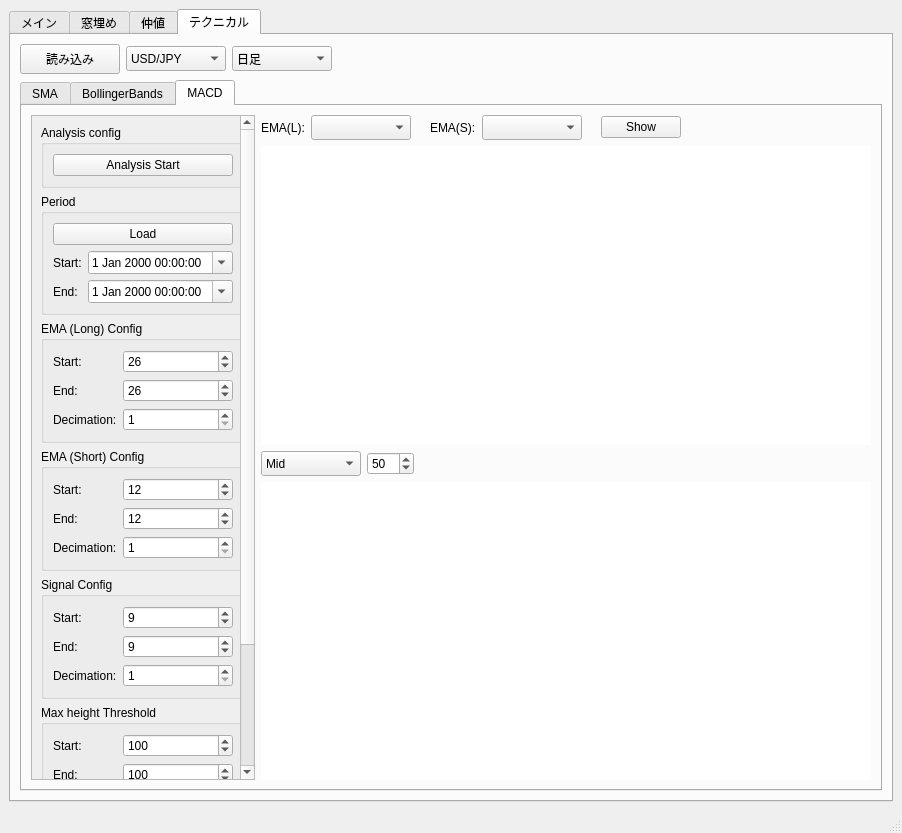
Old version of the form trade_monitor/trade_monitor/gui_monitor.ui in the repository takkin-takilog/namake-trader.
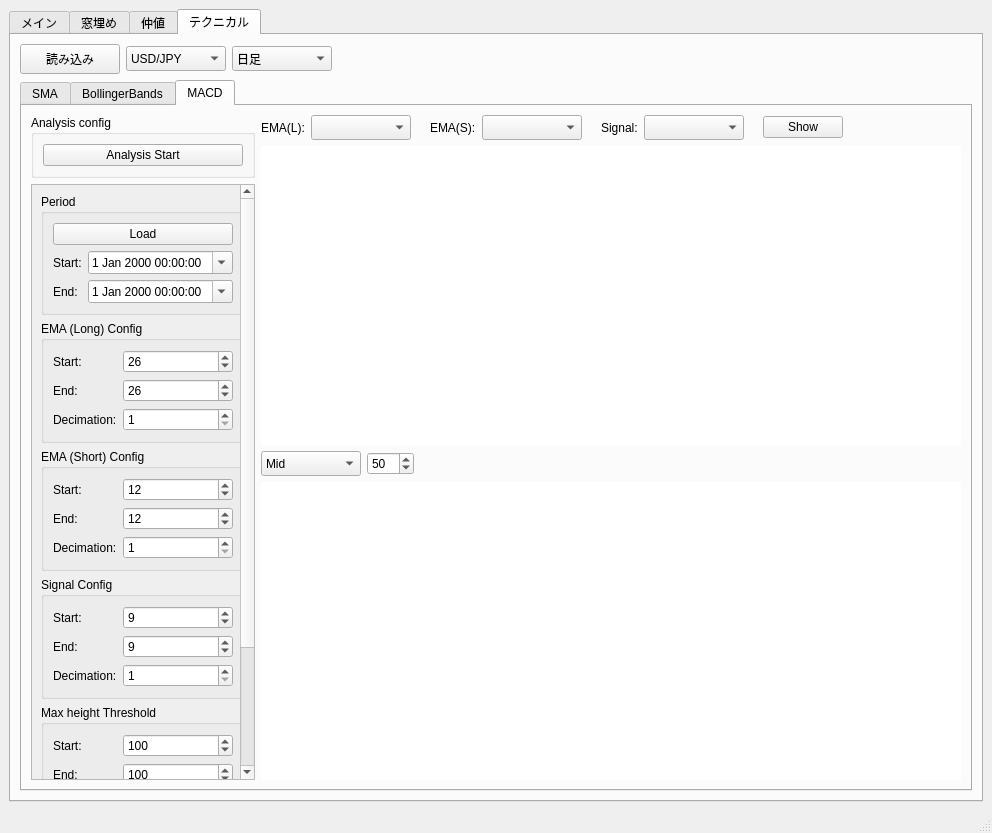
New version of the form.

```diff
--- a/trade_monitor/trade_monitor/gui_monitor.ui
+++ b/trade_monitor/trade_monitor/gui_monitor.ui
@@ -6,7 +6,7 @@
    <rect>
     <x>0</x>
     <y>0</y>
-    <width>902</width>
+    <width>992</width>
     <height>833</height>
    </rect>
   </property>
@@ -2058,31 +2058,9 @@
              <attribute name="title">
               <string>MACD</string>
              </attribute>
-             <layout class="QHBoxLayout" name="horizontalLayout_20">
+             <layout class="QHBoxLayout" name="horizontalLayout_21">
               <item>
-               <widget class="QScrollArea" name="scrollArea_3">
-                <property name="sizePolicy">
-                 <sizepolicy hsizetype="Minimum" vsizetype="Expanding">
-                  <horstretch>0</horstretch>
-                  <verstretch>0</verstretch>
-                 </sizepolicy>
-                </property>
-                <property name="horizontalScrollBarPolicy">
-                 <enum>Qt::ScrollBarAlwaysOff</enum>
-                </property>
-                <property name="widgetResizable">
-                 <bool>true</bool>
-                </property>
-                <widget class="QWidget" name="scrollAreaWidgetContents_3">
-                 <property name="geometry">
-                  <rect>
-                   <x>0</x>
-                   <y>0</y>
-                   <width>238</width>
-                   <height>900</height>
-                  </rect>
-                 </property>
-                 <layout class="QVBoxLayout" name="verticalLayout_12">
+               <layout class="QVBoxLayout" name="verticalLayout_15">
                   <item>
                    <widget class="QGroupBox" name="groupBox_16">
                     <property name="sizePolicy">
@@ -2112,6 +2090,30 @@
                    </widget>
                   </item>
                   <item>
+                 <widget class="QScrollArea" name="scrollArea_3">
+                  <property name="sizePolicy">
+                   <sizepolicy hsizetype="Minimum" vsizetype="Expanding">
+                    <horstretch>0</horstretch>
+                    <verstretch>0</verstretch>
+                   </sizepolicy>
+                  </property>
+                  <property name="horizontalScrollBarPolicy">
+                   <enum>Qt::ScrollBarAlwaysOff</enum>
+                  </property>
+                  <property name="widgetResizable">
+                   <bool>true</bool>
+                  </property>
+                  <widget class="QWidget" name="scrollAreaWidgetContents_3">
+                   <property name="geometry">
+                    <rect>
+                     <x>0</x>
+                     <y>-278</y>
+                     <width>238</width>
+                     <height>825</height>
+                    </rect>
+                   </property>
+                   <layout class="QVBoxLayout" name="verticalLayout_12">
+                    <item>
                    <widget class="QGroupBox" name="groupBox_4">
                     <property name="title">
                      <string>Period</string>
@@ -2671,6 +2673,8 @@
                 </widget>
                </widget>
               </item>
+               </layout>
+              </item>
               <item>
                <layout class="QVBoxLayout" name="verticalLayout_14">
                 <item>
@@ -2781,6 +2785,58 @@
                       </property>
                      </spacer>
                     </item>
+                    <item>
+                     <layout class="QHBoxLayout" name="horizontalLayout_20">
+                      <item>
+                       <widget class="QLabel" name="label_54">
+                        <property name="sizePolicy">
+                         <sizepolicy hsizetype="Maximum" vsizetype="Preferred">
+                          <horstretch>0</horstretch>
+                          <verstretch>0</verstretch>
+                         </sizepolicy>
+                        </property>
+                        <property name="text">
+                         <string>Signal:</string>
+                        </property>
+                       </widget>
+                      </item>
+                      <item>
+                       <widget class="QComboBox" name="comboBox_TechMacd_SigSpan">
+                        <property name="sizePolicy">
+                         <sizepolicy hsizetype="Fixed" vsizetype="Fixed">
+                          <horstretch>0</horstretch>
+                          <verstretch>0</verstretch>
+                         </sizepolicy>
+                        </property>
+                        <property name="minimumSize">
+                         <size>
+                          <width>100</width>
+                          <height>25</height>
+                         </size>
+                        </property>
+                        <property name="currentText">
+                         <string/>
+                        </property>
+                       </widget>
+                      </item>
+                     </layout>
+                    </item>
+                    <item>
+                     <spacer name="horizontalSpacer_19">
+                      <property name="orientation">
+                       <enum>Qt::Horizontal</enum>
+                      </property>
+                      <property name="sizeType">
+                       <enum>QSizePolicy::Fixed</enum>
+                      </property>
+                      <property name="sizeHint" stdset="0">
+                       <size>
+                        <width>13</width>
+                        <height>20</height>
+                       </size>
+                      </property>
+                     </spacer>
+                    </item>
                     <item>
                      <widget class="QPushButton" name="pushButton_TechMacd_fetch_treeView">
                       <property name="text">
```
Left out of the diff: 108 changed lines with no effect on the pictures. Lines whose indentation alone changed are shown as unchanged.
